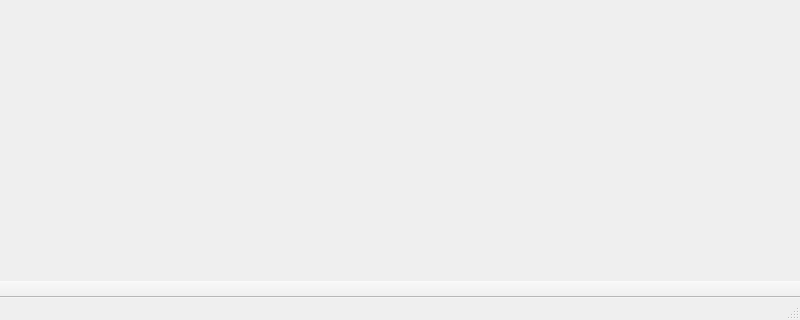
Qt form x64_dbg_gui/Project/Src/Gui/MainWindow.ui (x64dbg/x64dbg) before a commit; both pictures show x 0 to 800 and y 280 to 600 of the 800 by 600 pixel window.
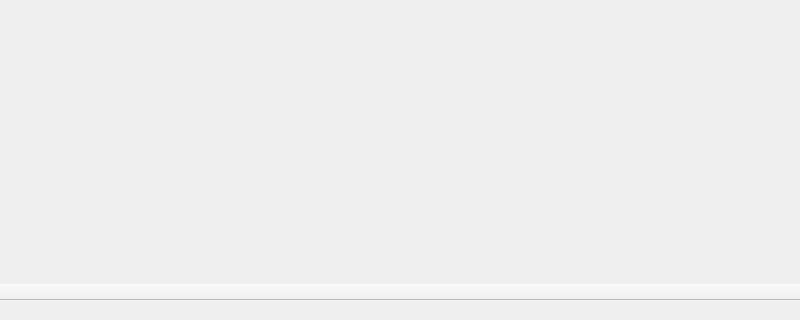
The same form after that commit. Icons and pictures are not drawn.

Commit message: GUI: fixed a bug with the TimeWastedCounter (it would flicker the menus), just moved it to another place + removed the status bar size handle (for better looks when not maximized)

What changed in the file:
```diff
--- a/x64_dbg_gui/Project/Src/Gui/MainWindow.ui
+++ b/x64_dbg_gui/Project/Src/Gui/MainWindow.ui
@@ -174,7 +174,11 @@
    <addaction name="actionReportBug"/>
    <addaction name="actionAbout"/>
   </widget>
-  <widget class="QStatusBar" name="statusBar"/>
+  <widget class="QStatusBar" name="statusBar">
+   <property name="sizeGripEnabled">
+    <bool>false</bool>
+   </property>
+  </widget>
   <widget class="QToolBar" name="cmdBar">
    <property name="windowTitle">
     <string>toolBar</string>
```
The commit also changes 3 other files.
